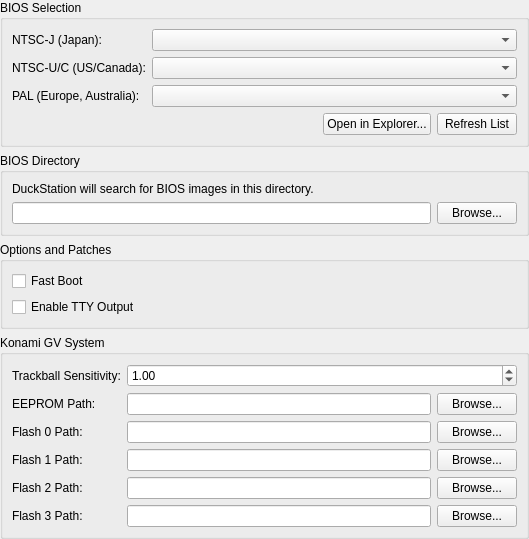
This is src/duckstation-qt/biossettingswidget.ui in StillJC/ArcadeDuck as Qt 5 draws it before an edit. The edited form follows.
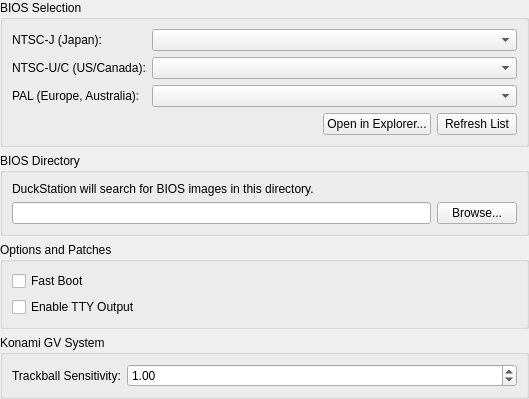
This is the edited form.

Commit message: Add Konami GV service and test bindings

The edit to the form file:
```diff
--- a/src/duckstation-qt/biossettingswidget.ui
+++ b/src/duckstation-qt/biossettingswidget.ui
@@ -202,71 +202,6 @@
         </property>
        </widget>
       </item>
-      <item row="1" column="0">
-       <widget class="QLabel" name="labelEEPROMPath">
-        <property name="text">
-         <string>EEPROM Path:</string>
-        </property>
-       </widget>
-      </item>
-      <item row="1" column="1">
-       <layout class="QHBoxLayout">
-        <item><widget class="QLineEdit" name="konamiEEPROMPath"/></item>
-        <item><widget class="QPushButton" name="browseKonamiEEPROMPath"><property name="text"><string>Browse...</string></property></widget></item>
-       </layout>
-      </item>
-      <item row="2" column="0">
-       <widget class="QLabel" name="labelFlashPath0">
-        <property name="text">
-         <string>Flash 0 Path:</string>
-        </property>
-       </widget>
-      </item>
-      <item row="2" column="1">
-       <layout class="QHBoxLayout">
-        <item><widget class="QLineEdit" name="konamiFlashPath0"/></item>
-        <item><widget class="QPushButton" name="browseKonamiFlashPath0"><property name="text"><string>Browse...</string></property></widget></item>
-       </layout>
-      </item>
-      <item row="3" column="0">
-       <widget class="QLabel" name="labelFlashPath1">
-        <property name="text">
-         <string>Flash 1 Path:</string>
-        </property>
-       </widget>
-      </item>
-      <item row="3" column="1">
-       <layout class="QHBoxLayout">
-        <item><widget class="QLineEdit" name="konamiFlashPath1"/></item>
-        <item><widget class="QPushButton" name="browseKonamiFlashPath1"><property name="text"><string>Browse...</string></property></widget></item>
-       </layout>
-      </item>
-      <item row="4" column="0">
-       <widget class="QLabel" name="labelFlashPath2">
-        <property name="text">
-         <string>Flash 2 Path:</string>
-        </property>
-       </widget>
-      </item>
-      <item row="4" column="1">
-       <layout class="QHBoxLayout">
-        <item><widget class="QLineEdit" name="konamiFlashPath2"/></item>
-        <item><widget class="QPushButton" name="browseKonamiFlashPath2"><property name="text"><string>Browse...</string></property></widget></item>
-       </layout>
-      </item>
-      <item row="5" column="0">
-       <widget class="QLabel" name="labelFlashPath3">
-        <property name="text">
-         <string>Flash 3 Path:</string>
-        </property>
-       </widget>
-      </item>
-      <item row="5" column="1">
-       <layout class="QHBoxLayout">
-        <item><widget class="QLineEdit" name="konamiFlashPath3"/></item>
-        <item><widget class="QPushButton" name="browseKonamiFlashPath3"><property name="text"><string>Browse...</string></property></widget></item>
-       </layout>
-      </item>
      </layout>
     </widget>
    </item>
```
Lines whose indentation alone changed are shown as unchanged. The commit also changes 2 other files.
